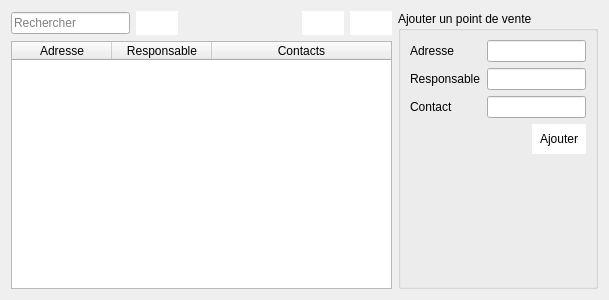
The window that listpointvente.ui (faugan2/star-grace) describes before a commit, drawn with Qt 5.
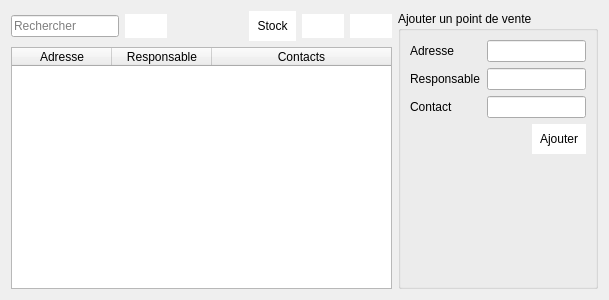
The same window after the commit. Icons and pictures are not drawn.

```diff
--- a/listpointvente.ui
+++ b/listpointvente.ui
@@ -54,6 +54,18 @@
          </property>
         </spacer>
        </item>
+       <item>
+        <widget class="QPushButton" name="pushButton_3">
+         <property name="styleSheet">
+          <string notr="true">padding:8px;
+border:none;
+background-color:white;</string>
+         </property>
+         <property name="text">
+          <string>Stock</string>
+         </property>
+        </widget>
+       </item>
        <item>
         <widget class="QPushButton" name="btn_edit">
          <property name="styleSheet">
@@ -96,6 +108,9 @@
        <attribute name="horizontalHeaderStretchLastSection">
         <bool>true</bool>
        </attribute>
+       <attribute name="verticalHeaderVisible">
+        <bool>false</bool>
+       </attribute>
        <column>
         <property name="text">
          <string>Adresse</string>
```
